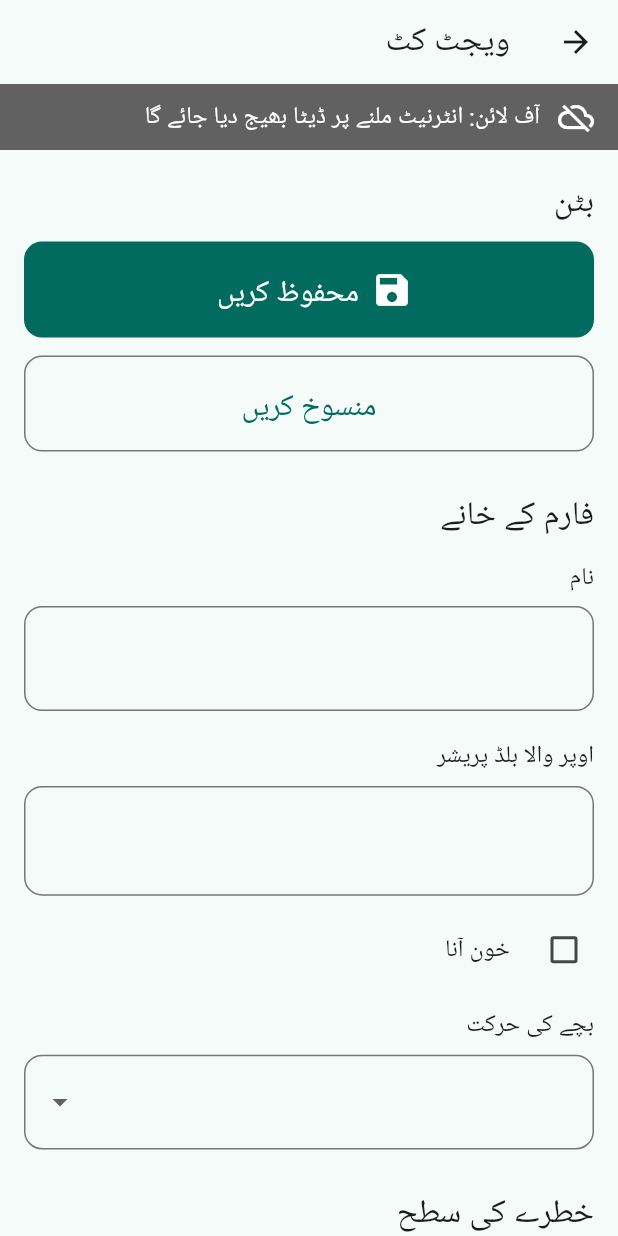
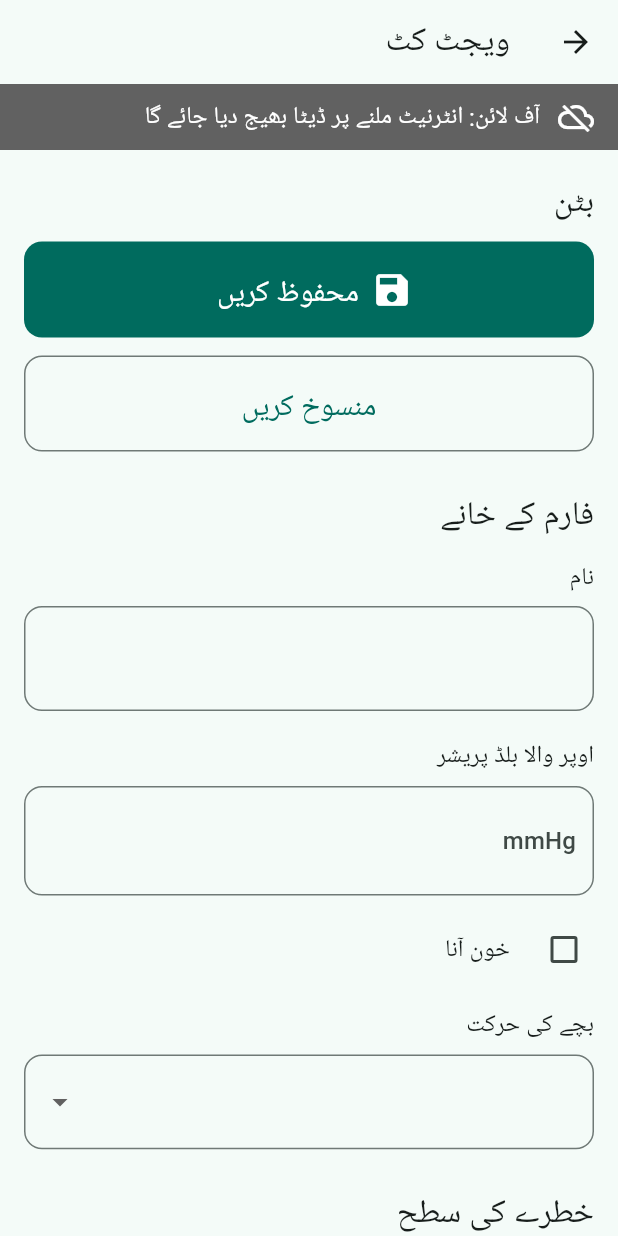
Before and after one commit to ZainAbbas-dev/MediQore, a Flutter app: the WidgetKitScreen screen opened directly, on a phone screen of 412 x 824 dp. Run offline on Flutter 3.47's test engine with Material 3 defaults, Android fonts, the phone set to English and light mode, and no system bars; our stand-ins replace drift, drift_flutter, flutter_tts, geolocator, shared_preferences; missing offline and left inert: sqlite3; accounts and stored records are empty; generated files the repository leaves out were written again; Roboto replaces fonts that are missing (JameelNooriNastaleeq).

Commit message:
M3 FE-1: show each vital's unit before the field is touched
A suffix appears only once the field has focus, so the empty visit form
showed no units. The unit now sits at the end of the field all the time,
left to right in both languages.

Co-Authored-By: Claude Opus 5.5 <noreply@anthropic.com>
Claude-Session: https://claude.ai/code/session_011JDXnT2zZiFzN9dQcJjCtD

```diff
--- a/mobile/lib/widgets/form_fields.dart
+++ b/mobile/lib/widgets/form_fields.dart
@@ -174,7 +174,20 @@ class VitalField extends StatelessWidget {
               ],
               textDirection: TextDirection.ltr,
               style: const TextStyle(fontSize: 22),
-              decoration: InputDecoration(suffixText: unit),
+              // The unit shows while the field is still empty (a suffix would
+              // appear only once the field has focus).
+              decoration: InputDecoration(
+                suffixIcon: Padding(
+                  padding: const EdgeInsets.symmetric(horizontal: 12),
+                  child: Text(
+                    unit,
+                    style: Theme.of(context).textTheme.titleMedium?.copyWith(
+                          color: Theme.of(context).colorScheme.onSurfaceVariant,
+                        ),
+                  ),
+                ),
+                suffixIconConstraints: const BoxConstraints(),
+              ),
             ),
           ),
         ],
```
Also changed, not shown: 1 other file.
